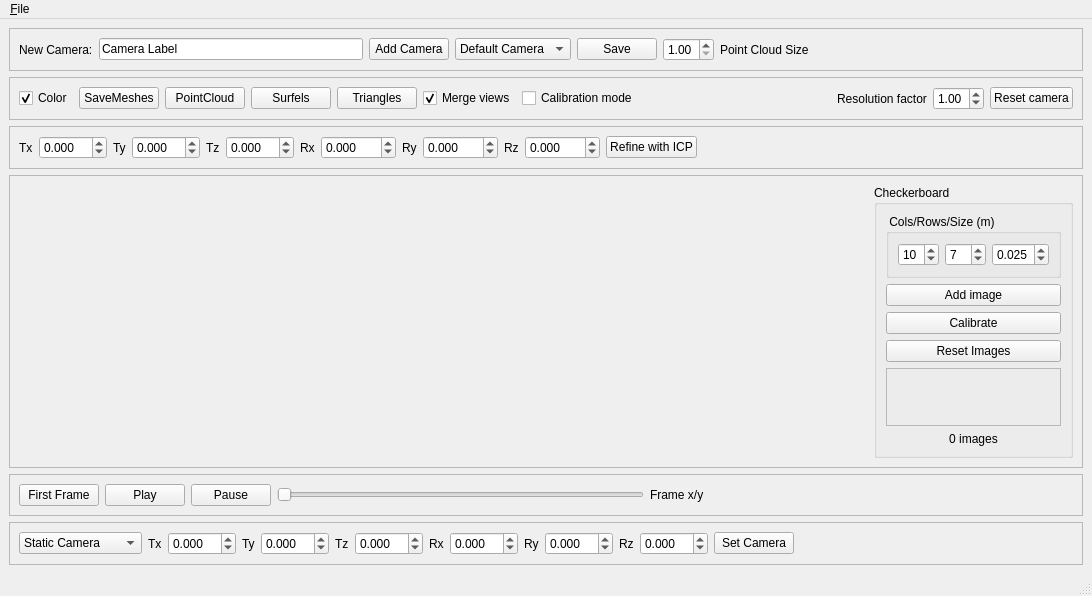
Before: the Qt Designer form Projects/multikinect/View3dWindow.ui in alvinkheng/Movie-Maker, drawn with Qt 5.
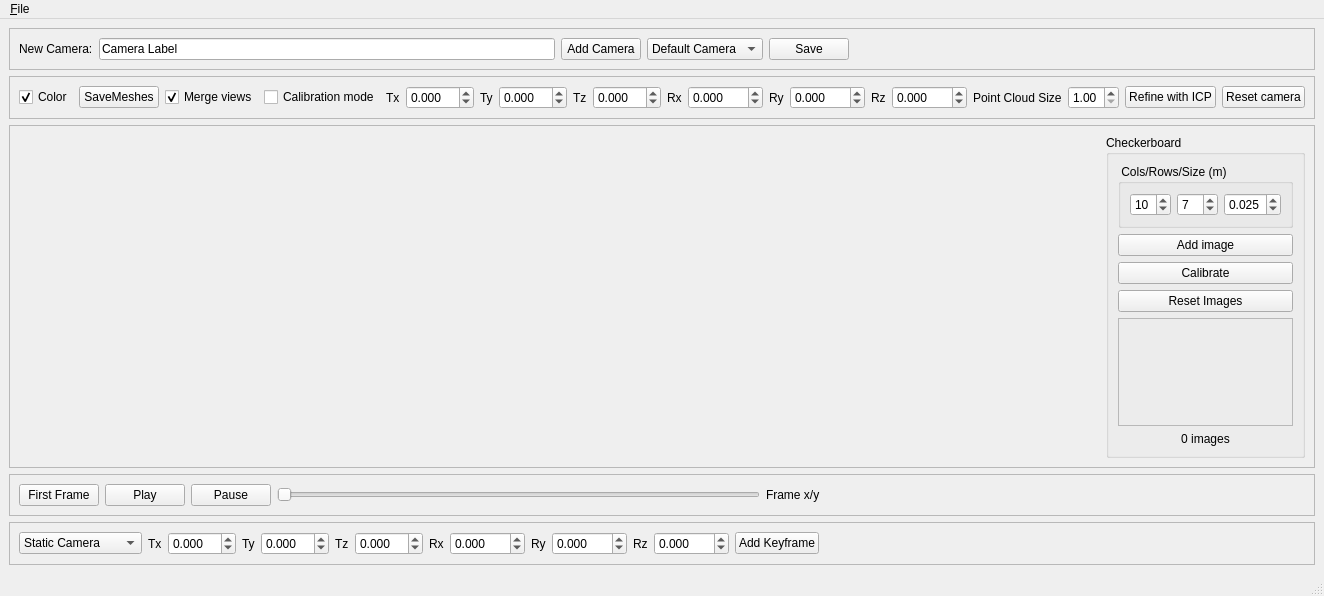
After: the same form once the commit is applied. Custom widgets are drawn as their Qt base class.

Commit message: tatis ui cleanup and can replay videos without kinects

```diff
--- a/Projects/multikinect/View3dWindow.ui
+++ b/Projects/multikinect/View3dWindow.ui
@@ -81,29 +81,6 @@
                                     </item>
                                 </layout>
                             </item>
-                            <item>
-                                <widget class="QDoubleSpinBox" name="pointCloudSpinBox">
-                                    <property name="minimum">
-                                        <double>1.0</double>
-                                    </property>
-                                    <property name="maximum">
-                                        <double>5.0</double>
-                                    </property>
-                                    <property name="singleStep">
-                                        <double>0.1</double>
-                                    </property>
-                                    <property name="value">
-                                        <double>1.0</double>
-                                    </property>
-                                </widget>
-                            </item>
-                            <item>
-                                <widget class="QLabel" name="pointCloudSizeLabel">
-                                    <property name="text">
-                                        <string>Point Cloud Size</string>
-                                    </property>
-                                </widget>
-                            </item>
                             <item>
                                 <spacer name="horizontalSpacer">
                                     <property name="orientation">
@@ -213,27 +190,6 @@
                                     </property>
                                 </widget>
                             </item>
-                            <item>
-                                <widget class="QPushButton" name="pointCloudPushButton">
-                                    <property name="text">
-                                        <string>PointCloud</string>
-                                    </property>
-                                </widget>
-                            </item>
-                            <item>
-                                <widget class="QPushButton" name="surfelsPushButton">
-                                    <property name="text">
-                                        <string>Surfels</string>
-                                    </property>
-                                </widget>
-                            </item>
-                            <item>
-                                <widget class="QPushButton" name="trianglePushButton">
-                                    <property name="text">
-                                        <string>Triangles</string>
-                                    </property>
-                                </widget>
-                            </item>
                             <item>
                                 <widget class="QCheckBox" name="mergeViewsCheckBox">
                                     <property name="text">
@@ -252,67 +208,6 @@
                                 </widget>
                             </item>
                             <item>
-                                <spacer name="horizontalSpacer">
-                                    <property name="orientation">
-                                        <enum>Qt::Horizontal</enum>
-                                    </property>
-                                    <property name="sizeHint" stdset="0">
-                                        <size>
-                                            <width>40</width>
-                                            <height>20</height>
-                                        </size>
-                                    </property>
-                                </spacer>
-                            </item>
-                            <item>
-                                <widget class="QLabel" name="label">
-                                    <property name="text">
-                                        <string>Resolution factor</string>
-                                    </property>
-                                </widget>
-                            </item>
-                            <item>
-                                <widget class="QDoubleSpinBox" name="resolutionFactorSpinBox">
-                                    <property name="minimum">
-                                        <double>0.100000000000000</double>
-                                    </property>
-                                    <property name="maximum">
-                                        <double>4.000000000000000</double>
-                                    </property>
-                                    <property name="singleStep">
-                                        <double>0.100000000000000</double>
-                                    </property>
-                                    <property name="value">
-                                        <double>1.000000000000000</double>
-                                    </property>
-                                </widget>
-                            </item>
-                            <item>
-                                <widget class="QPushButton" name="resetCamera">
-                                    <property name="text">
-                                        <string>Reset camera</string>
-                                    </property>
-                                </widget>
-                            </item>
-                        </layout>
-                    </widget>
-                </item>
-                <item>
-                    <widget class="QFrame" name="frame_3">
-                        <property name="sizePolicy">
-                            <sizepolicy hsizetype="Preferred" vsizetype="Fixed">
-                                <horstretch>0</horstretch>
-                                <verstretch>0</verstretch>
-                            </sizepolicy>
-                        </property>
-                        <property name="frameShape">
-                            <enum>QFrame::StyledPanel</enum>
-                        </property>
-                        <property name="frameShadow">
-                            <enum>QFrame::Raised</enum>
-                        </property>
-                        <layout class="QHBoxLayout" name="horizontalLayout_3">
-                            <item>
                                 <widget class="QLabel" name="label_2">
                                     <property name="text">
                                         <string>Tx</string>
@@ -432,6 +327,42 @@
                                     </property>
                                 </widget>
                             </item>
+                            <item>
+                                <spacer name="horizontalSpacer">
+                                    <property name="orientation">
+                                        <enum>Qt::Horizontal</enum>
+                                    </property>
+                                    <property name="sizeHint" stdset="0">
+                                        <size>
+                                            <width>40</width>
+                                            <height>20</height>
+                                        </size>
+                                    </property>
+                                </spacer>
+                            </item>
+                            <item>
+                                <widget class="QLabel" name="pointCloudSizeLabel">
+                                    <property name="text">
+                                        <string>Point Cloud Size</string>
+                                    </property>
+                                </widget>
+                            </item>
+                            <item>
+                                <widget class="QDoubleSpinBox" name="pointCloudSpinBox">
+                                    <property name="minimum">
+                                        <double>1.0</double>
+                                    </property>
+                                    <property name="maximum">
+                                        <double>5.0</double>
+                                    </property>
+                                    <property name="singleStep">
+                                        <double>0.1</double>
+                                    </property>
+                                    <property name="value">
+                                        <double>1.0</double>
+                                    </property>
+                                </widget>
+                            </item>
                             <item>
                                 <widget class="QPushButton" name="refineWithICPButton">
                                     <property name="text">
@@ -440,17 +371,11 @@
                                 </widget>
                             </item>
                             <item>
-                                <spacer name="horizontalSpacer_2">
-                                    <property name="orientation">
-                                        <enum>Qt::Horizontal</enum>
+                                <widget class="QPushButton" name="resetCamera">
+                                    <property name="text">
+                                        <string>Reset camera</string>
                                     </property>
-                                    <property name="sizeHint" stdset="0">
-                                        <size>
-                                            <width>40</width>
-                                            <height>20</height>
-                                        </size>
-                                    </property>
-                                </spacer>
+                                </widget>
                             </item>
                         </layout>
                     </widget>
@@ -773,10 +698,10 @@
                                         <number>3</number>
                                     </property>
                                     <property name="minimum">
-                                        <double>-10.000000000000000</double>
+                                        <double>-360.000000000000000</double>
                                     </property>
                                     <property name="maximum">
-                                        <double>10.000000000000000</double>
+                                        <double>360.000000000000000</double>
                                     </property>
                                 </widget>
                             </item>
@@ -793,10 +718,10 @@
                                         <number>3</number>
                                     </property>
                                     <property name="minimum">
-                                        <double>-10.000000000000000</double>
+                                        <double>-360.000000000000000</double>
                                     </property>
                                     <property name="maximum">
-                                        <double>10.000000000000000</double>
+                                        <double>360.000000000000000</double>
                                     </property>
                                 </widget>
                             </item>
@@ -813,17 +738,17 @@
                                         <number>3</number>
                                     </property>
                                     <property name="minimum">
-                                        <double>-10.000000000000000</double>
+                                        <double>-360.000000000000000</double>
                                     </property>
                                     <property name="maximum">
-                                        <double>10.000000000000000</double>
+                                        <double>360.000000000000000</double>
                                     </property>
                                 </widget>
                             </item>
                             <item>
                                 <widget class="QPushButton" name="setCamera">
                                     <property name="text">
-                                        <string>Set Camera</string>
+                                        <string>Add Keyframe</string>
                                     </property>
                                 </widget>
                             </item>
```
Left out of the diff: 2 changed lines with no effect on the pictures. Lines whose indentation alone changed are shown as unchanged. The commit also changes 1 other file.
